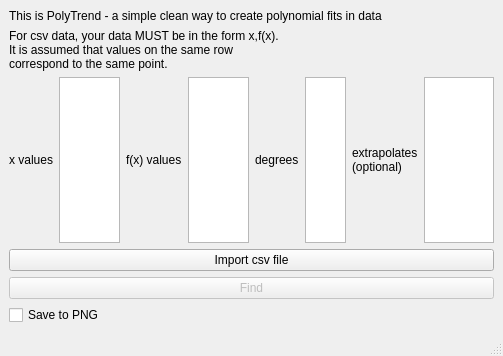
The window that gui/gui.ui (asiimwemmanuel/polytrend) describes before a commit, drawn with Qt 5.
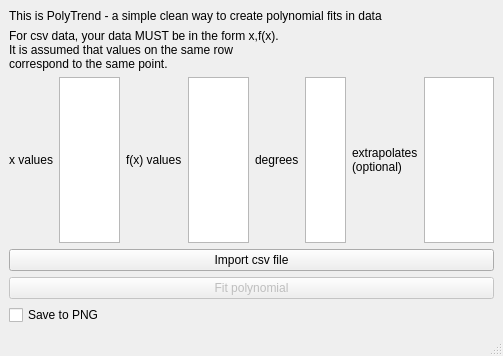
The same window after the commit.

```diff
--- a/gui/gui.ui
+++ b/gui/gui.ui
@@ -110,7 +110,7 @@
        <bool>false</bool>
       </property>
       <property name="text">
-       <string>Find</string>
+       <string>Fit polynomial</string>
       </property>
      </widget>
     </item>
```
Left out of the diff: 82 changed lines with no effect on the pictures.
